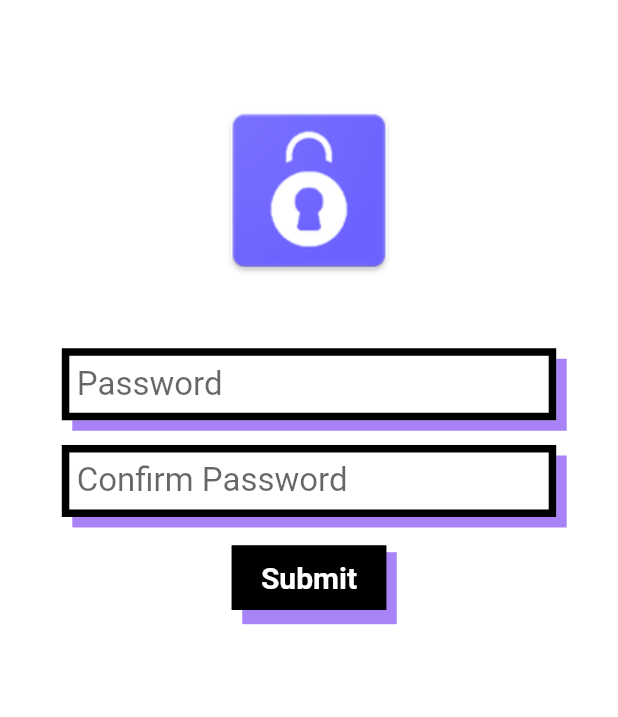
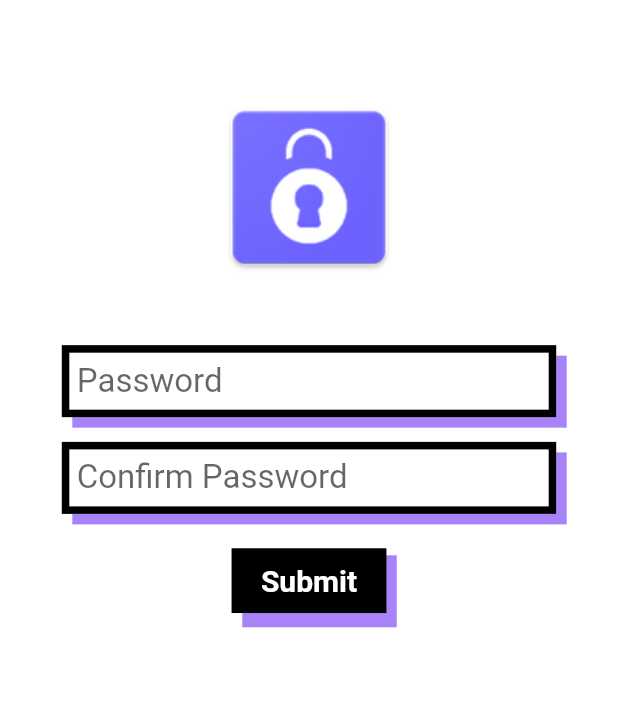
Before and after one commit to leCrypt/leCrypt_mobile, a Flutter app: the Register screen opened directly, after a tap on "Submit", on a phone screen of 412 x 824 dp. Shown: the part 301-1018 px from the top of the screen. Run offline on Flutter 3.47's test engine with Material 2 defaults, Android fonts, the phone set to English and light mode, and no system bars; our stand-ins replace flutter_secure_storage; missing offline and left inert: flutter_statusbarcolor, password; accounts and stored records are empty.

Commit message:
Hashing added

```diff
--- a/lib/storage/storage.dart
+++ b/lib/storage/storage.dart
@@ -1,4 +1,5 @@
 import 'package:flutter_secure_storage/flutter_secure_storage.dart';
+import 'package:password/password.dart';
 
 class Storage {
   final FlutterSecureStorage flutterSecureStorage = FlutterSecureStorage();
@@ -12,6 +13,7 @@ class Storage {
   }
 
   Future<void> writeValue(String key, String value) async {
-    await flutterSecureStorage.write(key: key, value: value);
+    String hashValue = Password.hash(value, PBKDF2());
+    await flutterSecureStorage.write(key: key, value: hashValue);
   }
 }
--- a/lib/ui/register.dart
+++ b/lib/ui/register.dart
@@ -53,7 +53,7 @@ class _RegisterState extends State<Register> {
               controller: confirmPasswordController,
             ),
             SizedBox(
-              height: size.height * 0.02,
+              height: size.height * 0.025,
             ),
             CustomRaisedButton(
               title: "Submit",
--- a/pubspec.yaml
+++ b/pubspec.yaml
@@ -30,6 +30,7 @@ dependencies:
   cupertino_icons: ^0.1.3
   flutter_statusbarcolor: ^0.2.3
   flutter_secure_storage: ^3.3.3
+  password: ^1.0.0
 
 dev_dependencies:
   flutter_test:
```
Also changed, not shown: pubspec.lock.
